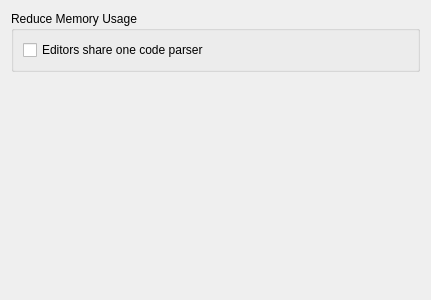
This is RedPandaIDE/src/settingsdialog/environmentperformancewidget.ui in royqh1979/RedPanda-CPP as Qt 5 draws it before an edit. The edited form follows.
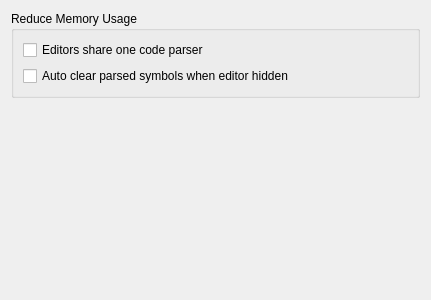
This is the edited form.

What changed in the file:
```diff
--- a/RedPandaIDE/src/settingsdialog/environmentperformancewidget.ui
+++ b/RedPandaIDE/src/settingsdialog/environmentperformancewidget.ui
@@ -27,6 +27,13 @@
         </property>
        </widget>
       </item>
+      <item>
+       <widget class="QCheckBox" name="chkClearWhenEditorHidden">
+        <property name="text">
+         <string>Auto clear parsed symbols when editor hidden</string>
+        </property>
+       </widget>
+      </item>
      </layout>
     </widget>
    </item>
```
